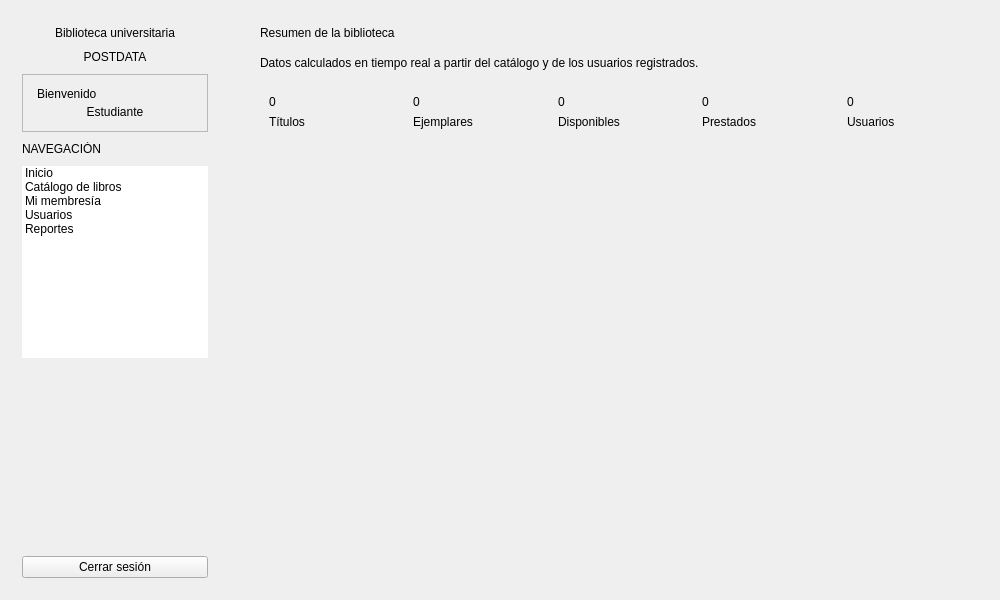
Above: ui/principal.ui from FLEMCR/Proyecto_BibliotecaPOO before the change. Below: the same form after it.
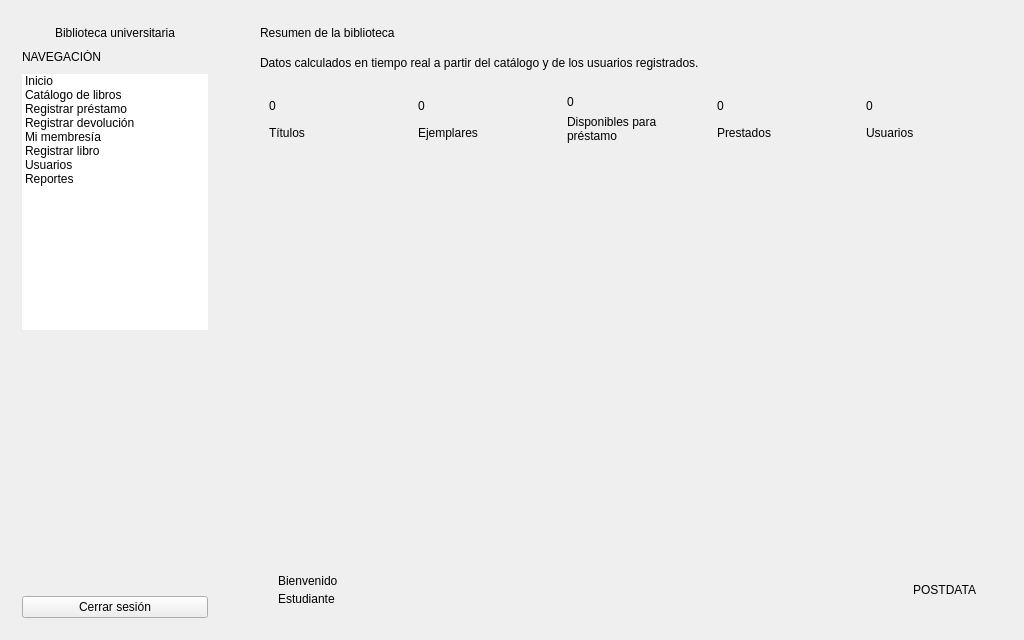
That is the form after the change. The open tabs and pages were chosen to show the change.

Commit message: ajustes para las interfaces y añadido de archivo base de qss para el diseño de las interfaces (falta termianr de editar)

```diff
--- a/ui/principal.ui
+++ b/ui/principal.ui
@@ -6,19 +6,13 @@
    <rect>
     <x>0</x>
     <y>0</y>
-    <width>1000</width>
-    <height>600</height>
+    <width>1024</width>
+    <height>640</height>
    </rect>
   </property>
   <property name="minimumSize">
    <size>
-    <width>1000</width>
-    <height>600</height>
-   </size>
-  </property>
-  <property name="maximumSize">
-   <size>
-    <width>1000</width>
+    <width>960</width>
     <height>600</height>
    </size>
   </property>
@@ -88,66 +82,6 @@
          </property>
         </widget>
        </item>
-       <item>
-        <widget class="QLabel" name="marca2Label">
-         <property name="text">
-          <string>POSTDATA</string>
-         </property>
-         <property name="alignment">
-          <set>Qt::AlignCenter</set>
-         </property>
-        </widget>
-       </item>
-       <item>
-        <widget class="QFrame" name="usuarioFrame">
-         <property name="frameShape">
-          <enum>QFrame::StyledPanel</enum>
-         </property>
-         <property name="card" stdset="0">
-          <string>true</string>
-         </property>
-         <layout class="QVBoxLayout" name="layoutUsuario">
-          <property name="spacing">
-           <number>4</number>
-          </property>
-          <property name="leftMargin">
-           <number>14</number>
-          </property>
-          <property name="topMargin">
-           <number>12</number>
-          </property>
-          <property name="rightMargin">
-           <number>14</number>
-          </property>
-          <property name="bottomMargin">
-           <number>12</number>
-          </property>
-          <item>
-           <widget class="QLabel" name="bienvenidaLabel">
-            <property name="text">
-             <string>Bienvenido</string>
-            </property>
-            <property name="wordWrap">
-             <bool>true</bool>
-            </property>
-           </widget>
-          </item>
-          <item>
-           <widget class="QLabel" name="tipoLabel">
-            <property name="text">
-             <string>Estudiante</string>
-            </property>
-            <property name="alignment">
-             <set>Qt::AlignCenter</set>
-            </property>
-            <property name="wordWrap">
-             <bool>true</bool>
-            </property>
-           </widget>
-          </item>
-         </layout>
-        </widget>
-       </item>
        <item>
         <widget class="QLabel" name="menuLabel">
          <property name="text">
@@ -173,11 +107,26 @@
            <string>Catálogo de libros</string>
           </property>
          </item>
+         <item>
+          <property name="text">
+           <string>Registrar préstamo</string>
+          </property>
+         </item>
+         <item>
+          <property name="text">
+           <string>Registrar devolución</string>
+          </property>
+         </item>
          <item>
           <property name="text">
            <string>Mi membresía</string>
           </property>
          </item>
+         <item>
+          <property name="text">
+           <string>Registrar libro</string>
+          </property>
+         </item>
          <item>
           <property name="text">
            <string>Usuarios</string>
@@ -340,7 +289,10 @@
                 <item>
                  <widget class="QLabel" name="disponiblesTextoLabel">
                   <property name="text">
-                   <string>Disponibles</string>
+                   <string>Disponibles para préstamo</string>
+                  </property>
+                  <property name="wordWrap">
+                   <bool>true</bool>
                   </property>
                  </widget>
                 </item>
@@ -420,6 +372,83 @@
              </property>
             </spacer>
            </item>
+           <item>
+            <widget class="QFrame" name="inicioFooterFrame">
+             <property name="card" stdset="0">
+              <string>true</string>
+             </property>
+             <layout class="QHBoxLayout" name="layoutInicioFooter">
+              <property name="spacing">
+               <number>16</number>
+              </property>
+              <property name="leftMargin">
+               <number>18</number>
+              </property>
+              <property name="topMargin">
+               <number>14</number>
+              </property>
+              <property name="rightMargin">
+               <number>18</number>
+              </property>
+              <property name="bottomMargin">
+               <number>14</number>
+              </property>
+              <item>
+               <layout class="QVBoxLayout" name="layoutBienvenidaInicio">
+                <property name="spacing">
+                 <number>4</number>
+                </property>
+                <item>
+                 <widget class="QLabel" name="bienvenidaLabel">
+                  <property name="text">
+                   <string>Bienvenido</string>
+                  </property>
+                  <property name="wordWrap">
+                   <bool>true</bool>
+                  </property>
+                 </widget>
+                </item>
+                <item>
+                 <widget class="QLabel" name="tipoLabel">
+                  <property name="text">
+                   <string>Estudiante</string>
+                  </property>
+                  <property name="wordWrap">
+                   <bool>true</bool>
+                  </property>
+                 </widget>
+                </item>
+               </layout>
+              </item>
+              <item>
+               <spacer name="espacioFooterInicio">
+                <property name="orientation">
+                 <enum>Qt::Horizontal</enum>
+                </property>
+                <property name="sizeHint" stdset="0">
+                 <size>
+                  <width>40</width>
+                  <height>20</height>
+                 </size>
+                </property>
+               </spacer>
+              </item>
+              <item>
+               <widget class="QLabel" name="marca2Label">
+                <property name="text">
+                 <string>POSTDATA</string>
+                </property>
+                <property name="alignment">
+                 <set>Qt::AlignRight|Qt::AlignVCenter</set>
+                </property>
+                <property name="wordWrap">
+                 <bool>true</bool>
+                </property>
+               </widget>
+              </item>
+             </layout>
+            </widget>
+           </item>
           </layout>
          </widget>
          <widget class="QWidget" name="catalogoPage">
```
Left out of the diff: 71 changed lines with no effect on the pictures. The commit also changes 25 other files.
